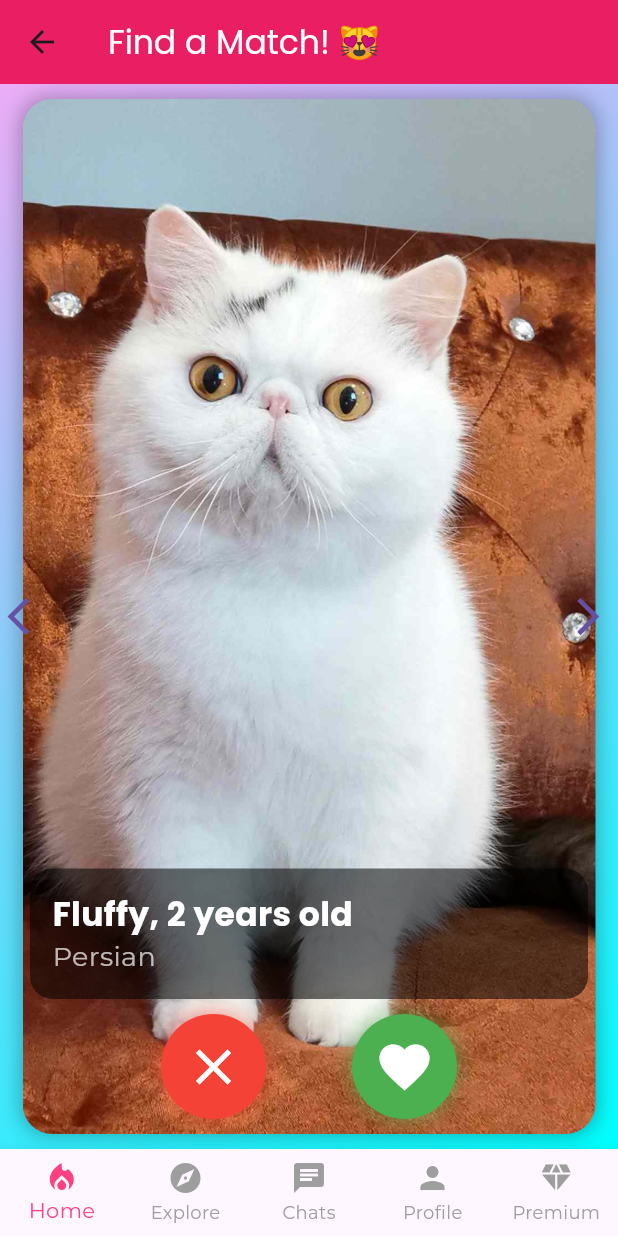
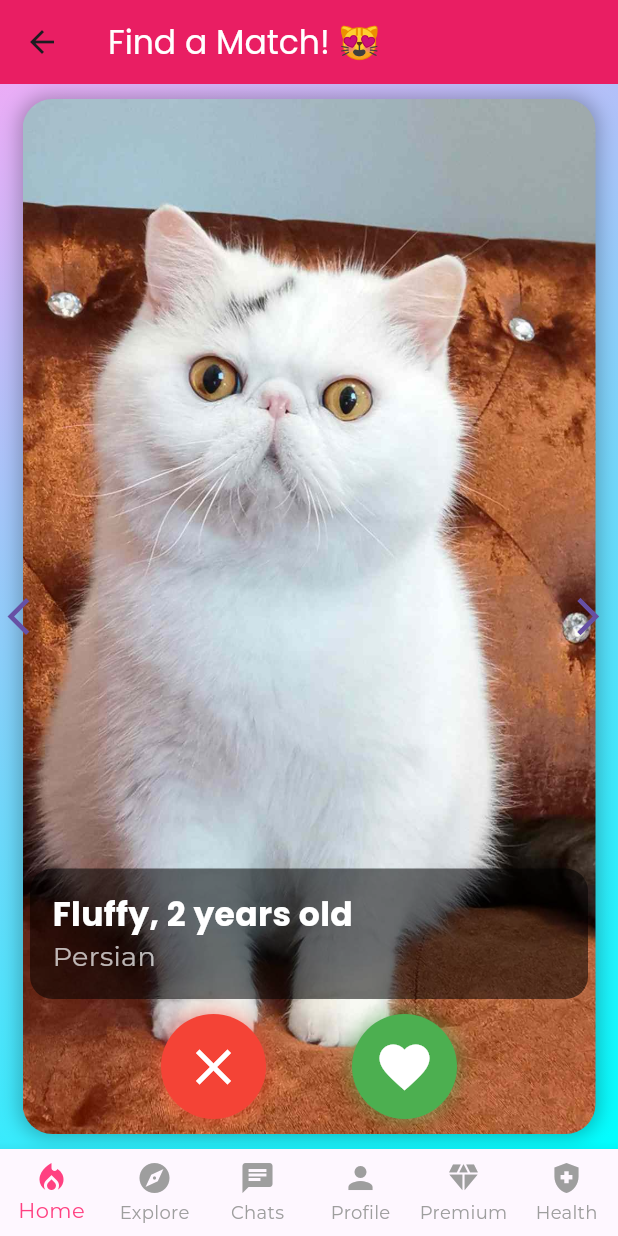
Before and after one commit to yashpadwad/meowmatch, a Flutter app: the MainNavigation screen opened by its route, on a phone screen of 412 x 824 dp. Run offline on Flutter 3.47's test engine with Material 3 defaults, Android fonts, the phone set to English and light mode, and no system bars; drawn by our look-alikes of card_swiper; our stand-ins replace google_maps_flutter; missing offline and left inert: flutter_stripe.

Commit message:
new edit

```diff
--- a/lib/main.dart
+++ b/lib/main.dart
@@ -1,5 +1,6 @@
 import 'package:flutter/material.dart';
-import 'screens/ExplorePage.dart';  // ✅ NEW Explore Page
+import 'screens/ExplorePage.dart';  // ✅ Correct Page Name
+import 'screens/HealthPage.dart';  // ✅ New Health Page
 import 'screens/home_page.dart';
 import 'screens/matchmaking_page.dart';
 import 'screens/sign_in_page.dart';
@@ -39,16 +40,17 @@ class MeowMatchApp extends StatelessWidget {
       routes: {
         '/': (context) => GradientWrapper(child: SignInPage()), // ✅ Start with Sign In
         '/signUp': (context) => GradientWrapper(child: SignUpPage()),
-        '/home': (context) => GradientWrapper(child: MainNavigation()), // ✅ New Bottom Navigation System
+        '/home': (context) => GradientWrapper(child: MainNavigation()), // ✅ Main Navigation
         '/profile': (context) => GradientWrapper(child: ProfilePage()),
         '/matchmaking': (context) => GradientWrapper(child: MatchmakingPage()),
         '/payment': (context) => GradientWrapper(child: PaymentScreen()),
+        '/health': (context) => GradientWrapper(child: HealthPage()), // ✅ New Health Page Route
       },
     );
   }
 }
 
-// ✅ NEW BOTTOM NAVIGATION BAR SYSTEM
+// ✅ UPDATED BOTTOM NAVIGATION BAR SYSTEM WITH "HEALTH"
 class MainNavigation extends StatefulWidget {
   const MainNavigation({super.key});
 
@@ -61,16 +63,16 @@ class _MainNavigationState extends State<MainNavigation> {
 
   final List<Widget> _pages = [
     MatchmakingPage(),  // 🔥 Home (Swiping)
-    ExplorePage(),      // 🔍 Explore (FIXED: Not HomePage)
+    ExplorePage(),      // 🔍 Explore
     MessagePage(catName: "Unknown Cat"), // 💬 Chats
     ProfilePage(),      // 👤 Profile
     PaymentScreen(),    // 💎 Premium
+    HealthPage(),       // 🏥 Health & Breed Info
   ];
 
   void _onItemTapped(int index) {
-    // Prevent navigation from "Explore" (index 1) back to "Home" (index 0)
     if (_selectedIndex == 1 && index == 0) {
-      return;
+      return; // Prevents unwanted navigation back to home from explore
     }
 
     if (index != _selectedIndex) {
@@ -83,7 +85,7 @@ class _MainNavigationState extends State<MainNavigation> {
   @override
   Widget build(BuildContext context) {
     return Scaffold(
-      body: GradientWrapper(child: _pages[_selectedIndex]), // ✅ Wrap with GradientWrapper
+      body: GradientWrapper(child: _pages[_selectedIndex]),
       bottomNavigationBar: BottomNavigationBar(
         currentIndex: _selectedIndex,
         onTap: _onItemTapped,
@@ -92,10 +94,11 @@ class _MainNavigationState extends State<MainNavigation> {
         unselectedItemColor: Colors.grey,
         items: [
           BottomNavigationBarItem(icon: Icon(Icons.local_fire_department), label: "Home"),
-          BottomNavigationBarItem(icon: Icon(Icons.explore), label: "Explore"), // ✅ Fixed icon
+          BottomNavigationBarItem(icon: Icon(Icons.explore), label: "Explore"),
           BottomNavigationBarItem(icon: Icon(Icons.chat), label: "Chats"),
           BottomNavigationBarItem(icon: Icon(Icons.person), label: "Profile"),
           BottomNavigationBarItem(icon: Icon(Icons.diamond), label: "Premium"),
+          BottomNavigationBarItem(icon: Icon(Icons.health_and_safety), label: "Health"), // ✅ New Health Tab
         ],
       ),
     );
--- a/lib/screens/main_navigation.dart
+++ b/lib/screens/main_navigation.dart
@@ -1,9 +1,10 @@
 import 'package:flutter/material.dart';
-import 'ExplorePage.dart'; // ✅ NEW Explore Page
+import 'ExplorePage.dart';
 import 'matchmaking_page.dart';
 import 'profile_page.dart';
 import 'message_page.dart';
 import 'payment_screen.dart';
+import 'HealthPage.dart'; // ✅ Added Health Page
 import 'package:meowmatch/widgets/gradient_wrapper.dart';
 
 class MainNavigation extends StatefulWidget {
@@ -17,11 +18,12 @@ class _MainNavigationState extends State<MainNavigation> {
   int _selectedIndex = 0; // Default: Home page
 
   final List<Widget> _pages = [
-    MatchmakingPage(),  // 🔥 Home (Swiping)
-    ExplorePage(),      // 🔍 Explore (Fixed, Not HomePage)
+    MatchmakingPage(),  // 🔥 Home
+    ExplorePage(),      // 🔍 Explore
     MessagePage(catName: "Unknown Cat"), // 💬 Chats
     ProfilePage(),      // 👤 Profile
     PaymentScreen(),    // 💎 Premium
+    HealthPage(),       // 🏥 Health (NEW)
   ];
 
   void _onItemTapped(int index) {
@@ -50,10 +52,11 @@ class _MainNavigationState extends State<MainNavigation> {
         unselectedItemColor: Colors.grey,
         items: [
           BottomNavigationBarItem(icon: Icon(Icons.local_fire_department), label: "Home"),
-          BottomNavigationBarItem(icon: Icon(Icons.explore), label: "Explore"), // ✅ Fixed icon
+          BottomNavigationBarItem(icon: Icon(Icons.explore), label: "Explore"),
           BottomNavigationBarItem(icon: Icon(Icons.chat), label: "Chats"),
           BottomNavigationBarItem(icon: Icon(Icons.person), label: "Profile"),
           BottomNavigationBarItem(icon: Icon(Icons.diamond), label: "Premium"),
+          BottomNavigationBarItem(icon: Icon(Icons.health_and_safety), label: "Health"), // ✅ Added Health Button
         ],
       ),
     );
```
Also changed, not shown: lib/screens/HealthPage.dart (added, +51 -0 lines), 4 other files.
